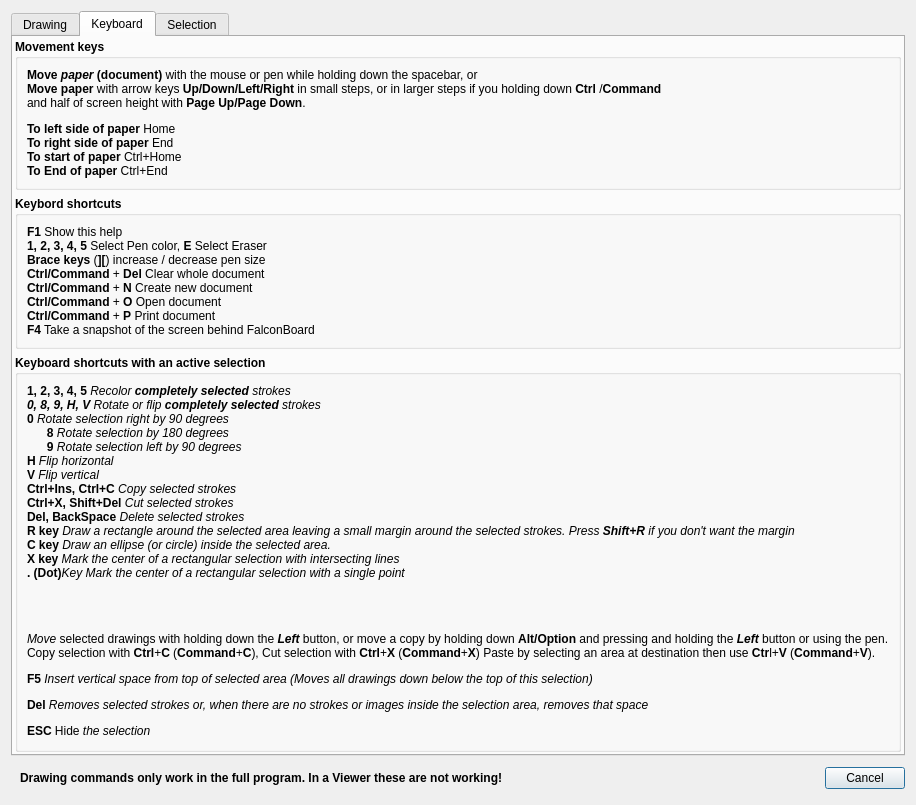
First picture: the form in FalconBoard/helpdialog.ui, repository solyoma/FalconBoard, before the edit.
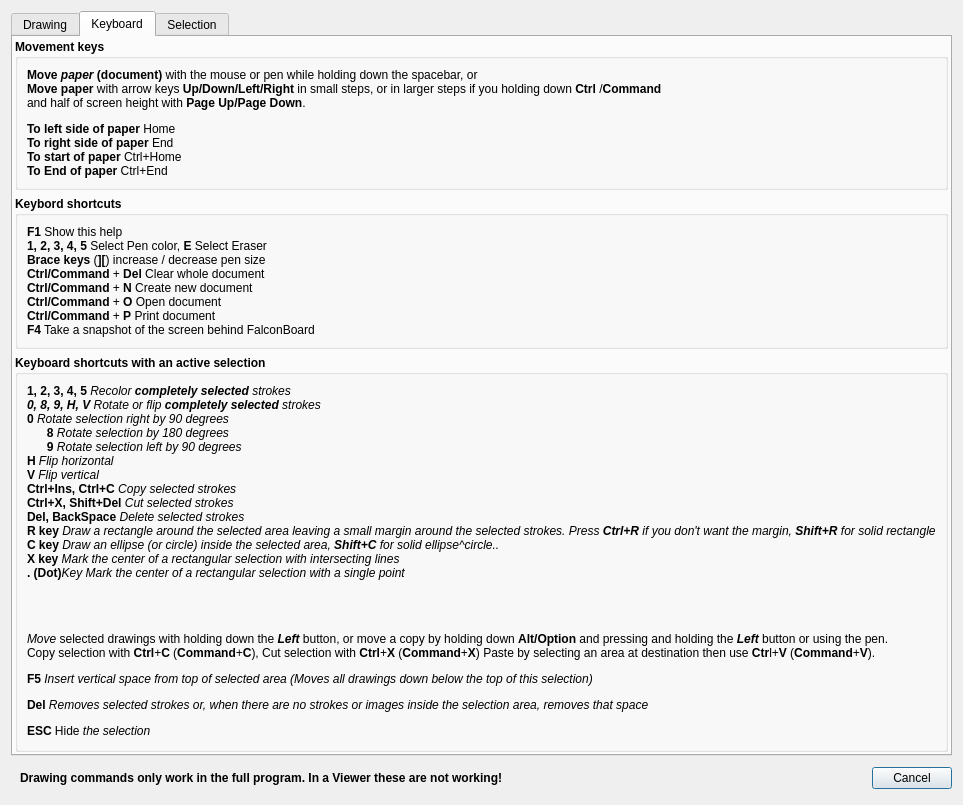
Second picture: the form after the edit. The open tabs and pages were chosen to show the change.

Commit message: Filled rectangle or ellipse with Shift+R / Shift+C

```diff
--- a/FalconBoard/helpdialog.ui
+++ b/FalconBoard/helpdialog.ui
@@ -382,7 +382,7 @@
              </font>
             </property>
             <property name="text">
-             <string>&lt;p&gt;&lt;span style=&quot; font-weight:600;&quot;&gt;1, 2, 3, 4, 5 &lt;/span&gt;&lt;span style=&quot; font-style:italic;&quot;&gt;Recolor &lt;/span&gt;&lt;span style=&quot; font-weight:600; font-style:italic;&quot;&gt;completely selected&lt;/span&gt;&lt;span style=&quot; font-style:italic;&quot;&gt; strokes&lt;br/&gt;&lt;/span&gt;&lt;span style=&quot; font-weight:600; font-style:italic;&quot;&gt;0, 8, 9, H, V&lt;/span&gt;&lt;span style=&quot; font-style:italic;&quot;&gt; Rotate or flip &lt;/span&gt;&lt;span style=&quot; font-weight:600; font-style:italic;&quot;&gt;completely selected&lt;/span&gt;&lt;span style=&quot; font-style:italic;&quot;&gt; strokes &lt;br/&gt;&lt;/span&gt;&lt;span style=&quot; font-weight:600;&quot;&gt;0 &lt;/span&gt;&lt;span style=&quot; font-style:italic;&quot;&gt;Rotate selection right by 90 degrees&lt;/span&gt;&lt;br/&gt;&lt;span style=&quot; font-weight:600;&quot;&gt;      8 &lt;/span&gt;&lt;span style=&quot; font-style:italic;&quot;&gt;Rotate selection by 180 degrees&lt;/span&gt;&lt;br/&gt;&lt;span style=&quot; font-weight:600;&quot;&gt;      9 &lt;/span&gt;&lt;span style=&quot; font-style:italic;&quot;&gt;Rotate selection left by 90 degrees&lt;br/&gt;&lt;/span&gt;&lt;span style=&quot; font-weight:600;&quot;&gt;H &lt;/span&gt;&lt;span style=&quot; font-style:italic;&quot;&gt;Flip horizontal&lt;/span&gt;&lt;br/&gt;&lt;span style=&quot; font-weight:600;&quot;&gt;V &lt;/span&gt;&lt;span style=&quot; font-style:italic;&quot;&gt;Flip vertical&lt;br/&gt;&lt;/span&gt;&lt;span style=&quot; font-weight:600;&quot;&gt;Ctrl+Ins, Ctrl+C&lt;/span&gt;&lt;span style=&quot; font-style:italic;&quot;&gt; Copy selected strokes &lt;br/&gt;&lt;/span&gt;&lt;span style=&quot; font-weight:600;&quot;&gt;Ctrl+X, Shift+Del&lt;/span&gt;&lt;span style=&quot; font-style:italic;&quot;&gt; Cut selected strokes &lt;br/&gt;&lt;/span&gt;&lt;span style=&quot; font-weight:600;&quot;&gt;Del, BackSpace&lt;/span&gt;&lt;span style=&quot; font-style:italic;&quot;&gt; Delete selected strokes &lt;br/&gt;&lt;/span&gt;&lt;span style=&quot; font-weight:600;&quot;&gt;R key&lt;/span&gt;&lt;span style=&quot; font-style:italic;&quot;&gt; Draw a rectangle around the selected area leaving a small margin around the selected strokes. Press &lt;/span&gt;&lt;span style=&quot; font-weight:600; font-style:italic;&quot;&gt;Shift+R &lt;/span&gt;&lt;span style=&quot; font-style:italic;&quot;&gt;if you don't want the margin&lt;/span&gt;&lt;span style=&quot; font-weight:600; font-style:italic;&quot;&gt;&lt;br/&gt;&lt;/span&gt;&lt;span style=&quot; font-weight:600;&quot;&gt;C key&lt;/span&gt;&lt;span style=&quot; font-style:italic;&quot;&gt; Draw an ellipse (or circle) inside the selected area.&lt;br/&gt;&lt;/span&gt;&lt;span style=&quot; font-weight:600;&quot;&gt;X key &lt;/span&gt;&lt;span style=&quot; font-style:italic;&quot;&gt;Mark the center of a rectangular selection with intersecting lines&lt;/span&gt;&lt;br/&gt;&lt;span style=&quot; font-weight:600;&quot;&gt;. (Dot)&lt;/span&gt;&lt;span style=&quot; font-style:italic;&quot;&gt;Key Mark the center of a rectangular selection with a single point&lt;/span&gt;&lt;/p&gt;&lt;p&gt;&lt;br/&gt;&lt;/p&gt;&lt;p&gt;&lt;span style=&quot; font-style:italic;&quot;&gt;Move&lt;/span&gt; selected drawings with holding down the &lt;span style=&quot; font-weight:600; font-style:italic;&quot;&gt;Left &lt;/span&gt;button, or move a copy by holding down &lt;span style=&quot; font-weight:600;&quot;&gt;Alt/Option&lt;/span&gt; and pressing and holding the &lt;span style=&quot; font-weight:600; font-style:italic;&quot;&gt;Left&lt;/span&gt; button or using the pen. &lt;br/&gt;Copy selection with &lt;span style=&quot; font-weight:600;&quot;&gt;Ctrl&lt;/span&gt;+&lt;span style=&quot; font-weight:600;&quot;&gt;C &lt;/span&gt;(&lt;span style=&quot; font-weight:600;&quot;&gt;Command&lt;/span&gt;+&lt;span style=&quot; font-weight:600;&quot;&gt;C&lt;/span&gt;), Cut selection with &lt;span style=&quot; font-weight:600;&quot;&gt;Ctrl&lt;/span&gt;+&lt;span style=&quot; font-weight:600;&quot;&gt;X&lt;/span&gt; (&lt;span style=&quot; font-weight:600;&quot;&gt;Command&lt;/span&gt;+&lt;span style=&quot; font-weight:600;&quot;&gt;X&lt;/span&gt;) Paste by selecting an area at destination then use &lt;span style=&quot; font-weight:600;&quot;&gt;Ctr&lt;/span&gt;l+&lt;span style=&quot; font-weight:600;&quot;&gt;V &lt;/span&gt;(&lt;span style=&quot; font-weight:600;&quot;&gt;Command&lt;/span&gt;+&lt;span style=&quot; font-weight:600;&quot;&gt;V&lt;/span&gt;).&lt;/p&gt;&lt;p&gt;&lt;span style=&quot; font-weight:600;&quot;&gt;F5 &lt;/span&gt;&lt;span style=&quot; font-style:italic;&quot;&gt;Insert vertical space from top of selected area (Moves all drawings down below the top of this selection)&lt;/span&gt;&lt;/p&gt;&lt;p&gt;&lt;span style=&quot; font-weight:600;&quot;&gt;Del &lt;/span&gt;&lt;span style=&quot; font-style:italic;&quot;&gt;Removes selected strokes or, when there are no strokes or images inside the selection area, removes that space&lt;/span&gt;&lt;/p&gt;&lt;p&gt;&lt;span style=&quot; font-weight:600;&quot;&gt;ESC &lt;/span&gt;Hide&lt;span style=&quot; font-style:italic;&quot;&gt; the selection&lt;/span&gt;&lt;/p&gt;</string>
+             <string>&lt;html&gt;&lt;head/&gt;&lt;body&gt;&lt;p&gt;&lt;span style=&quot; font-weight:600;&quot;&gt;1, 2, 3, 4, 5 &lt;/span&gt;&lt;span style=&quot; font-style:italic;&quot;&gt;Recolor &lt;/span&gt;&lt;span style=&quot; font-weight:600; font-style:italic;&quot;&gt;completely selected&lt;/span&gt;&lt;span style=&quot; font-style:italic;&quot;&gt; strokes&lt;br/&gt;&lt;/span&gt;&lt;span style=&quot; font-weight:600; font-style:italic;&quot;&gt;0, 8, 9, H, V&lt;/span&gt;&lt;span style=&quot; font-style:italic;&quot;&gt; Rotate or flip &lt;/span&gt;&lt;span style=&quot; font-weight:600; font-style:italic;&quot;&gt;completely selected&lt;/span&gt;&lt;span style=&quot; font-style:italic;&quot;&gt; strokes &lt;br/&gt;&lt;/span&gt;&lt;span style=&quot; font-weight:600;&quot;&gt;0 &lt;/span&gt;&lt;span style=&quot; font-style:italic;&quot;&gt;Rotate selection right by 90 degrees&lt;/span&gt;&lt;br/&gt;&lt;span style=&quot; font-weight:600;&quot;&gt;      8 &lt;/span&gt;&lt;span style=&quot; font-style:italic;&quot;&gt;Rotate selection by 180 degrees&lt;/span&gt;&lt;br/&gt;&lt;span style=&quot; font-weight:600;&quot;&gt;      9 &lt;/span&gt;&lt;span style=&quot; font-style:italic;&quot;&gt;Rotate selection left by 90 degrees&lt;br/&gt;&lt;/span&gt;&lt;span style=&quot; font-weight:600;&quot;&gt;H &lt;/span&gt;&lt;span style=&quot; font-style:italic;&quot;&gt;Flip horizontal&lt;/span&gt;&lt;br/&gt;&lt;span style=&quot; font-weight:600;&quot;&gt;V &lt;/span&gt;&lt;span style=&quot; font-style:italic;&quot;&gt;Flip vertical&lt;br/&gt;&lt;/span&gt;&lt;span style=&quot; font-weight:600;&quot;&gt;Ctrl+Ins, Ctrl+C&lt;/span&gt;&lt;span style=&quot; font-style:italic;&quot;&gt; Copy selected strokes &lt;br/&gt;&lt;/span&gt;&lt;span style=&quot; font-weight:600;&quot;&gt;Ctrl+X, Shift+Del&lt;/span&gt;&lt;span style=&quot; font-style:italic;&quot;&gt; Cut selected strokes &lt;br/&gt;&lt;/span&gt;&lt;span style=&quot; font-weight:600;&quot;&gt;Del, BackSpace&lt;/span&gt;&lt;span style=&quot; font-style:italic;&quot;&gt; Delete selected strokes &lt;br/&gt;&lt;/span&gt;&lt;span style=&quot; font-weight:600;&quot;&gt;R key&lt;/span&gt;&lt;span style=&quot; font-style:italic;&quot;&gt; Draw a rectangle around the selected area leaving a small margin around the selected strokes. Press &lt;/span&gt;&lt;span style=&quot; font-weight:600; font-style:italic;&quot;&gt;Ctrl+R &lt;/span&gt;&lt;span style=&quot; font-style:italic;&quot;&gt;if you don't want the margin, &lt;/span&gt;&lt;span style=&quot; font-weight:600; font-style:italic;&quot;&gt;Shift+R&lt;/span&gt;&lt;span style=&quot; font-style:italic;&quot;&gt; for solid rectangle&lt;/span&gt;&lt;span style=&quot; font-weight:600; font-style:italic;&quot;&gt;&lt;br/&gt;&lt;/span&gt;&lt;span style=&quot; font-weight:600;&quot;&gt;C key&lt;/span&gt;&lt;span style=&quot; font-style:italic;&quot;&gt; Draw an ellipse (or circle) inside the selected area, &lt;/span&gt;&lt;span style=&quot; font-weight:600; font-style:italic;&quot;&gt;Shift+C&lt;/span&gt;&lt;span style=&quot; font-style:italic;&quot;&gt; for solid ellipse^circle..&lt;br/&gt;&lt;/span&gt;&lt;span style=&quot; font-weight:600;&quot;&gt;X key &lt;/span&gt;&lt;span style=&quot; font-style:italic;&quot;&gt;Mark the center of a rectangular selection with intersecting lines&lt;/span&gt;&lt;br/&gt;&lt;span style=&quot; font-weight:600;&quot;&gt;. (Dot)&lt;/span&gt;&lt;span style=&quot; font-style:italic;&quot;&gt;Key Mark the center of a rectangular selection with a single point&lt;/span&gt;&lt;/p&gt;&lt;p&gt;&lt;br/&gt;&lt;/p&gt;&lt;p&gt;&lt;span style=&quot; font-style:italic;&quot;&gt;Move&lt;/span&gt; selected drawings with holding down the &lt;span style=&quot; font-weight:600; font-style:italic;&quot;&gt;Left &lt;/span&gt;button, or move a copy by holding down &lt;span style=&quot; font-weight:600;&quot;&gt;Alt/Option&lt;/span&gt; and pressing and holding the &lt;span style=&quot; font-weight:600; font-style:italic;&quot;&gt;Left&lt;/span&gt; button or using the pen. &lt;br/&gt;Copy selection with &lt;span style=&quot; font-weight:600;&quot;&gt;Ctrl&lt;/span&gt;+&lt;span style=&quot; font-weight:600;&quot;&gt;C &lt;/span&gt;(&lt;span style=&quot; font-weight:600;&quot;&gt;Command&lt;/span&gt;+&lt;span style=&quot; font-weight:600;&quot;&gt;C&lt;/span&gt;), Cut selection with &lt;span style=&quot; font-weight:600;&quot;&gt;Ctrl&lt;/span&gt;+&lt;span style=&quot; font-weight:600;&quot;&gt;X&lt;/span&gt; (&lt;span style=&quot; font-weight:600;&quot;&gt;Command&lt;/span&gt;+&lt;span style=&quot; font-weight:600;&quot;&gt;X&lt;/span&gt;) Paste by selecting an area at destination then use &lt;span style=&quot; font-weight:600;&quot;&gt;Ctr&lt;/span&gt;l+&lt;span style=&quot; font-weight:600;&quot;&gt;V &lt;/span&gt;(&lt;span style=&quot; font-weight:600;&quot;&gt;Command&lt;/span&gt;+&lt;span style=&quot; font-weight:600;&quot;&gt;V&lt;/span&gt;).&lt;/p&gt;&lt;p&gt;&lt;span style=&quot; font-weight:600;&quot;&gt;F5 &lt;/span&gt;&lt;span style=&quot; font-style:italic;&quot;&gt;Insert vertical space from top of selected area (Moves all drawings down below the top of this selection)&lt;/span&gt;&lt;/p&gt;&lt;p&gt;&lt;span style=&quot; font-weight:600;&quot;&gt;Del &lt;/span&gt;&lt;span style=&quot; font-style:italic;&quot;&gt;Removes selected strokes or, when there are no strokes or images inside the selection area, removes that space&lt;/span&gt;&lt;/p&gt;&lt;p&gt;&lt;span style=&quot; font-weight:600;&quot;&gt;ESC &lt;/span&gt;Hide&lt;span style=&quot; font-style:italic;&quot;&gt; the selection&lt;/span&gt;&lt;/p&gt;&lt;/body&gt;&lt;/html&gt;</string>
             </property>
            </widget>
           </item>
```
The commit also changes 8 other files.
